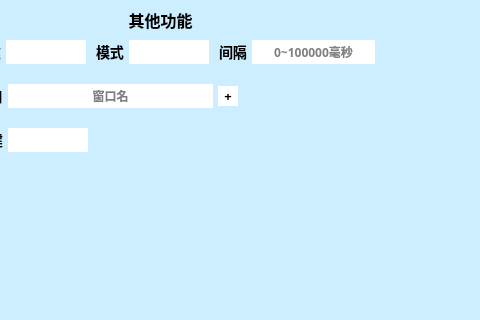
First picture: the form in .ui/FuncUi.ui, repository hongliangdu/Quickinput, before the edit; both pictures show x 160 to 640 and y 0 to 320 of the 640 by 440 pixel window.
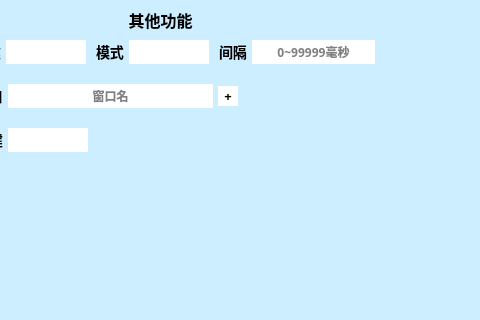
Second picture: the form after the edit. Custom widgets are drawn as their Qt base class.

```diff
--- a/.ui/FuncUi.ui
+++ b/.ui/FuncUi.ui
@@ -377,7 +377,7 @@
            <bool>false</bool>
           </property>
           <property name="placeholderText">
-           <string>0~100000毫秒</string>
+           <string>0~99999毫秒</string>
           </property>
          </widget>
         </item>
```
